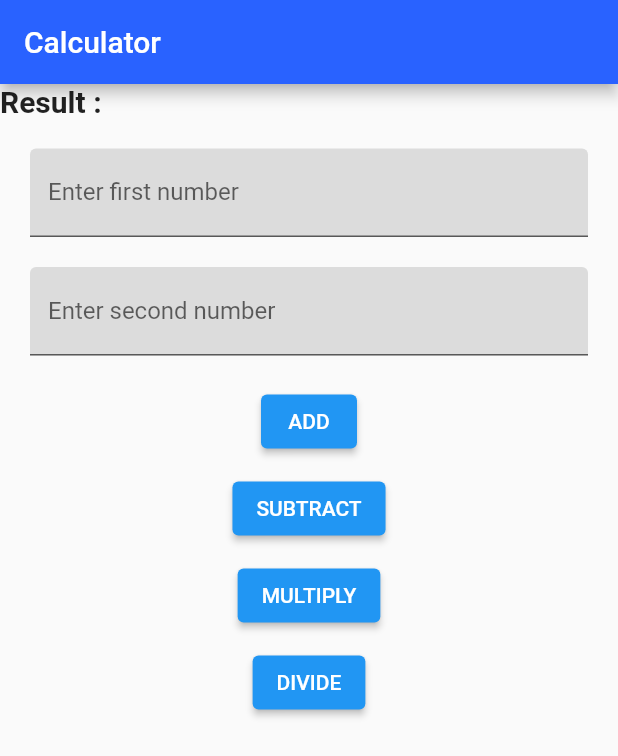
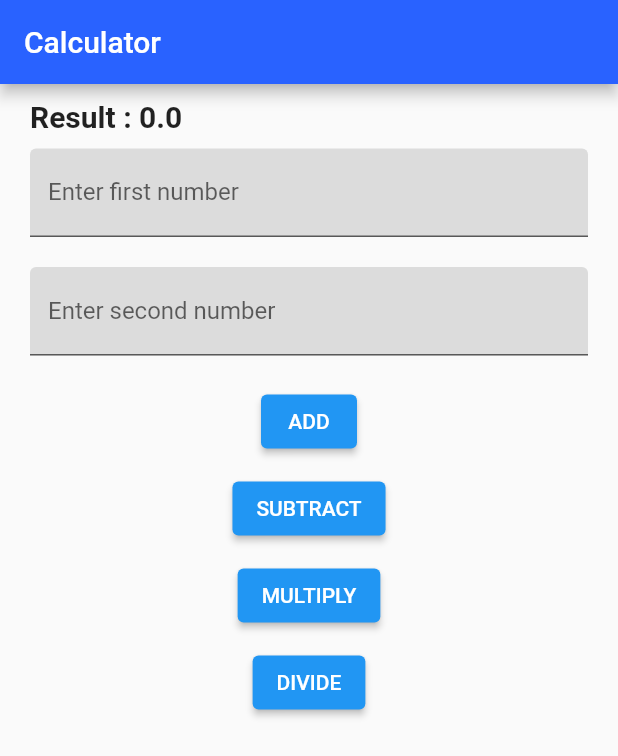
Before and after one commit to Cankakun/flutter-canka-sakti-fundamental, a Flutter app: the screen it shows after launch, after a tap on "ADD", on a phone screen of 412 x 824 dp. Shown: the top 756 px of the screen. Run offline on Flutter 3.47's test engine with Material 2 defaults, Android fonts, the phone set to English and light mode, and no system bars.

Commit message:
pembaruan bagian function

```diff
--- a/lib/main.dart
+++ b/lib/main.dart
@@ -15,6 +15,40 @@ class _MyAppState extends State<MyApp> {
   TextEditingController controller1 = TextEditingController();
   TextEditingController controller2 = TextEditingController();
 
+  double result = 0, angkaPertama = 0, angkaKedua = 0;
+
+  tambah(){
+    setState(() {
+      angkaPertama = double.parse(controller1.text);
+      angkaKedua = double.parse(controller2.text);
+      result = angkaPertama + angkaKedua;
+    });
+  }
+
+  kurang(){
+    setState(() {
+      angkaPertama = double.parse(controller1.text);
+      angkaKedua = double.parse(controller2.text);
+      result = angkaPertama - angkaKedua;
+    });
+  }
+
+  kali(){
+    setState(() {
+      angkaPertama = double.parse(controller1.text);
+      angkaKedua = double.parse(controller2.text);
+      result = angkaPertama * angkaKedua;
+    });
+  }
+
+  bagi(){
+    setState(() {
+      angkaPertama = double.parse(controller1.text);
+      angkaKedua = double.parse(controller2.text);
+      result = angkaPertama / angkaKedua;
+    });
+  }
+
   @override
   Widget build(BuildContext context) {
     return MaterialApp(
@@ -23,9 +57,10 @@ class _MyAppState extends State<MyApp> {
         body: Column(
             children: [
               Align(alignment: Alignment.centerLeft, child:
-              Text('Result : ', style: TextStyle(fontSize: 20,fontWeight: FontWeight.bold))),
+              Padding(padding: EdgeInsets.fromLTRB(20, 10, 0, 0),
+              child: Text('Result : $result', style: TextStyle(fontSize: 20,fontWeight: FontWeight.bold)))),
               SizedBox(
-                height: 20,
+                height: 10,
               ),
               Padding(
                 padding: EdgeInsets.fromLTRB(20,0,20,0),
@@ -58,19 +93,35 @@ class _MyAppState extends State<MyApp> {
                 alignment: Alignment.center,
                 child: Column (
                   children: [
-                    ElevatedButton(onPressed: (){}, child: Text('ADD')),
+                    ElevatedButton(onPressed: (){
+                      tambah();
+                      controller1.clear();
+                      controller2.clear();
+                    }, child: Text('ADD')),
                     SizedBox(
                       height: 10,
                     ),
-                    ElevatedButton(onPressed: (){}, child: Text('SUBTRACT')),
+                    ElevatedButton(onPressed: (){
+                      kurang();
+                      controller1.clear();
+                      controller2.clear();
+                    }, child: Text('SUBTRACT')),
                     SizedBox(
                       height: 10,
                     ),
-                    ElevatedButton(onPressed: (){}, child: Text('MULTIPLY')),
+                    ElevatedButton(onPressed: (){
+                      kali();
+                      controller1.clear();
+                      controller2.clear();
+                    }, child: Text('MULTIPLY')),
                     SizedBox(
                       height: 10,
                     ),
-                    ElevatedButton(onPressed: (){}, child: Text('DIVIDE'))],
+                    ElevatedButton(onPressed: (){
+                      bagi();
+                      controller1.clear();
+                      controller2.clear();
+                    }, child: Text('DIVIDE'))],
               ))
             ],
           ),
```
